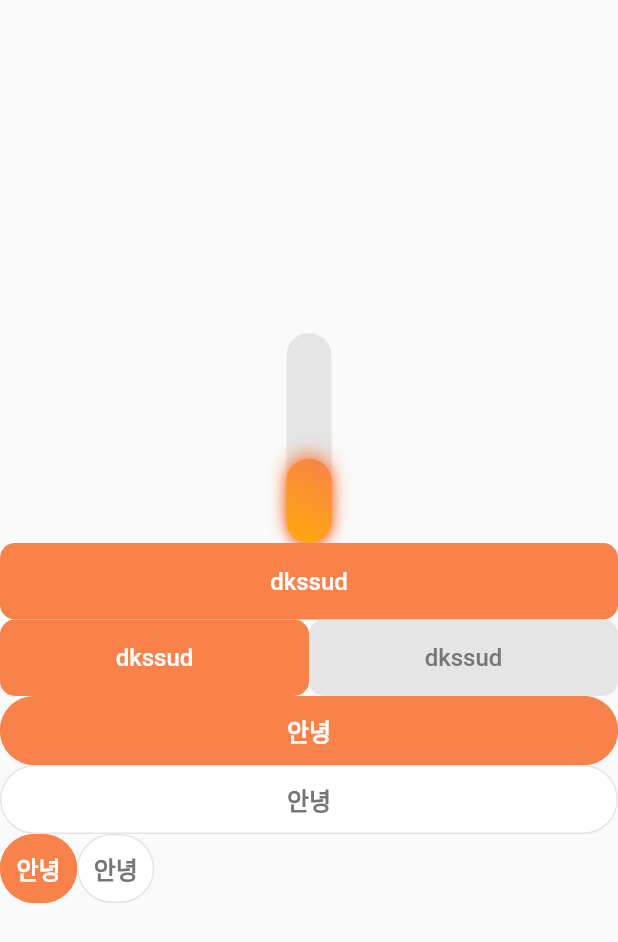
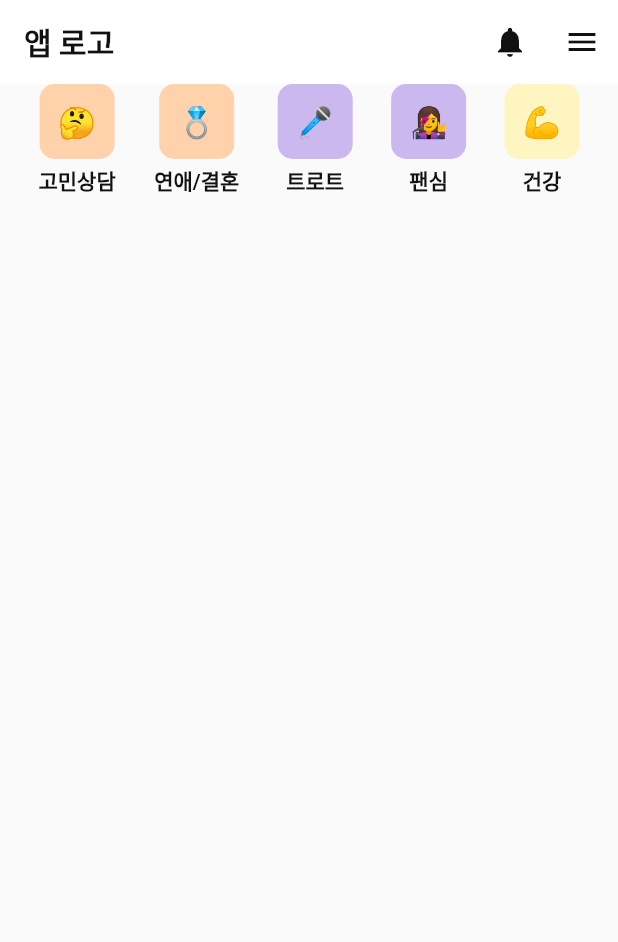
Before and after one commit to dosilv/talk-project, a Flutter app: the screen it shows after launch, on a phone screen of 412 x 824 dp. Shown: the top 942 px of the screen. Run offline on Flutter 3.47's test engine with Material 2 defaults, Android fonts, the phone set to English and light mode, and no system bars; our stand-ins replace get; Roboto replaces fonts that are missing (Noto Sans KR).

Commit message:
Feature : interest_box, page_app_bar, main_app_bar 생성
- 그외 : ICON_YELLOW 컬러 추가

```diff
--- a/lib/theme/color.dart
+++ b/lib/theme/color.dart
@@ -13,5 +13,6 @@ const ICON_GREEN = Color(0xffbaefe8);
 const ICON_BLUE = Color(0xffb8dcef);
 const ICON_ORANGE = Color(0xffffd2ac);
 const ICON_PURPLE = Color(0xffcbb8ef);
+const ICON_YELLOW = Color(0xffFFF5C1);
 const BLACK = Color(0xff111111);
 const WHITE = Color(0xffFFFFFF);
--- a/lib/ui/home/home.dart
+++ b/lib/ui/home/home.dart
@@ -27,8 +27,6 @@ class _HomeState extends State<Home> {
 
   @override
   Widget build(BuildContext context) {
-    return Scaffold(
-      body: WidgetDemo(),
-    );
+    return WidgetDemo();
   }
 }
--- /dev/null
+++ b/lib/ui/widget/interest_box.dart
@@ -0,0 +1,88 @@
+import 'package:flutter/material.dart';
+import 'package:humilylab_talk/theme/color.dart';
+
+List<Map> INTEREST_LIST = [
+  {'id': 0, 'title': '자유', 'icon': '😆', 'color': ICON_ORANGE},
+  {'id': 1, 'title': '고민상담', 'icon': '🤔', 'color': ICON_ORANGE},
+  {'id': 2, 'title': '직장', 'icon': '💼', 'color': ICON_ORANGE},
+  {'id': 3, 'title': '연애/결혼', 'icon': '💍', 'color': ICON_ORANGE},
+  {'id': 4, 'title': '야구', 'icon': '⚾️ ', 'color': ICON_GREEN},
+  {'id': 5, 'title': '축구', 'icon': '⚽️', 'color': ICON_GREEN},
+  {'id': 6, 'title': '등산', 'icon': '⛰', 'color': ICON_GREEN},
+  {'id': 7, 'title': '캠핑', 'icon': '🏕', 'color': ICON_GREEN},
+  {'id': 8, 'title': '골프', 'icon': '⛳️', 'color': ICON_GREEN},
+  {'id': 9, 'title': '영화', 'icon': '🍿', 'color': ICON_PURPLE},
+  {'id': 10, 'title': '드라마', 'icon': '🎬', 'color': ICON_PURPLE},
+  {'id': 11, 'title': '트로트', 'icon': '🎤', 'color': ICON_PURPLE},
+  {'id': 12, 'title': '팬심', 'icon': '👩‍🎤', 'color': ICON_PURPLE},
+  {'id': 13, 'title': '건강', 'icon': '💪', 'color': ICON_YELLOW},
+  {'id': 14, 'title': '육아', 'icon': '🍼', 'color': ICON_YELLOW},
+  {'id': 15, 'title': '다이어트', 'icon': '🥗', 'color': ICON_YELLOW},
+  {'id': 16, 'title': '맛집/술', 'icon': '🍽', 'color': ICON_YELLOW},
+  {'id': 17, 'title': '쇼핑', 'icon': '🛍', 'color': ICON_RED},
+  {'id': 18, 'title': '뷰티', 'icon': '💄', 'color': ICON_RED},
+  {'id': 19, 'title': '주식/투자', 'icon': '📈 ', 'color': ICON_BLUE},
+  {'id': 20, 'title': '책', 'icon': '📚', 'color': ICON_BLUE},
+];
+
+class InterestBoxList extends StatelessWidget {
+  final List<int> interestList;
+  const InterestBoxList({Key? key, required this.interestList})
+      : super(key: key);
+
+  @override
+  Widget build(BuildContext context) {
+    List filteredList = INTEREST_LIST
+        .where((item) => interestList.contains(item['id']))
+        .toList();
+
+    return Row(
+        mainAxisAlignment: MainAxisAlignment.spaceEvenly,
+        children: List.generate(
+            5,
+            (idx) => filteredList.length > idx
+                ? InterestBox(
+                    title: filteredList[idx]['title'],
+                    icon: filteredList[idx]['icon'],
+                    color: filteredList[idx]['color'])
+                : const SizedBox(
+                    width: 50,
+                  )));
+  }
+}
+
+class InterestBox extends StatelessWidget {
+  final String title;
+  final String icon;
+  final Color color;
+
+  const InterestBox(
+      {Key? key, required this.title, required this.icon, required this.color})
+      : super(key: key);
+
+  @override
+  Widget build(BuildContext context) {
+    return Column(children: [
+      Container(
+        width: 50,
+        height: 50,
+        alignment: Alignment.center,
+        child: Text(
+          icon,
+          style: const TextStyle(fontSize: 20),
+        ),
+        decoration: BoxDecoration(
+          color: color,
+          borderRadius: BorderRadius.circular(10),
+        ),
+      ),
+      const SizedBox(
+        height: 4,
+      ),
+      Text(
+        title,
+        style: const TextStyle(fontSize: 14, fontWeight: FontWeight.w700),
+      ),
+    ]);
+  }
+}
--- /dev/null
+++ b/lib/ui/widget/main_app_bar.dart
@@ -0,0 +1,39 @@
+import 'package:flutter/material.dart';
+import 'package:humilylab_talk/theme/color.dart';
+
+class MainAppBar extends StatelessWidget implements PreferredSizeWidget {
+  final AppBar appBar;
+
+  const MainAppBar({
+    Key? key,
+    required this.appBar,
+  }) : super(key: key);
+
+  @override
+  Size get preferredSize => Size.fromHeight(appBar.preferredSize.height);
+
+  @override
+  Widget build(BuildContext context) {
+    return AppBar(
+      centerTitle: false,
+      title: Text('앱 로고', style: Theme.of(context).textTheme.headline3),
+      //TODO : 투명이 안되고 불투명 회색이 나온다..!
+      backgroundColor: WHITE,
+      elevation: 0.0,
+      actions: [
+        IconButton(
+          highlightColor: Colors.white24,
+          splashColor: Colors.transparent,
+          icon: const Icon(Icons.notifications, color: BLACK),
+          onPressed: () {},
+        ),
+        IconButton(
+          highlightColor: Colors.white24,
+          splashColor: Colors.transparent,
+          icon: const Icon(Icons.menu, color: BLACK),
+          onPressed: () {},
+        ),
+      ],
+    );
+  }
+}
--- /dev/null
+++ b/lib/ui/widget/page_app_bar.dart
@@ -0,0 +1,39 @@
+import 'package:flutter/material.dart';
+import 'package:get/get.dart';
+import 'package:humilylab_talk/theme/color.dart';
+
+class PageAppBar extends StatelessWidget implements PreferredSizeWidget {
+  final AppBar appBar;
+  final String title;
+
+  const PageAppBar({
+    Key? key,
+    required this.appBar,
+    required this.title,
+  }) : super(key: key);
+
+  @override
+  Size get preferredSize => Size.fromHeight(appBar.preferredSize.height);
+
+  @override
+  Widget build(BuildContext context) {
+    return AppBar(
+      leading: IconButton(
+        //TODO : 바탕이 흰 색이라 안보이지만 다크에선 보이니까..?
+        highlightColor: Colors.white24,
+        splashColor: Colors.transparent,
+        icon: const Icon(Icons.arrow_back, color: BLACK),
+        onPressed: () {
+          Get.back();
+        },
+      ),
+      backgroundColor: WHITE,
+      elevation: 0.3,
+      centerTitle: true,
+      title: Text(
+        title,
+        style: Theme.of(context).textTheme.headline3,
+      ),
+    );
+  }
+}
--- a/lib/ui/widget/widget_demo.dart
+++ b/lib/ui/widget/widget_demo.dart
@@ -1,5 +1,9 @@
 import 'package:flutter/material.dart';
+import 'package:get/get.dart';
 import 'package:humilylab_talk/ui/widget/default_button.dart';
+import 'package:humilylab_talk/ui/widget/interest_box.dart';
+import 'package:humilylab_talk/ui/widget/main_app_bar.dart';
+import 'package:humilylab_talk/ui/widget/page_app_bar.dart';
 import 'package:humilylab_talk/ui/widget/round_button.dart';
 import 'package:humilylab_talk/ui/widget/thermometer.dart';
 
@@ -10,51 +14,18 @@ class WidgetDemo extends StatelessWidget {
 
   @override
   Widget build(BuildContext context) {
-    return Center(
-      child: Column(
-        mainAxisAlignment: MainAxisAlignment.center,
-        children: [
-          const Thermometer(
-              isVertical: false,
-              thickness: 30,
-              length: 140,
-              score: 36.5,
-              hasShadow: true),
-          DefaultButton(
-              text: 'dkssud',
-              activated: true,
-              onTap: () {
-                print('ddd');
-              }),
-          Row(
-            children: [
-              Expanded(
-                child: DefaultButton(
-                    text: 'dkssud',
-                    activated: true,
-                    onTap: () {
-                      print('ddd');
-                    }),
-              ),
-              Expanded(
-                child: DefaultButton(
-                    text: 'dkssud',
-                    activated: false,
-                    onTap: () {
-                      print('ddd');
-                    }),
-              ),
-            ],
-          ),
-          RoundButton(activated: true, onTap: () {}, text: '안녕'),
-          RoundButton(activated: false, onTap: () {}, text: '안녕'),
-          Row(
-            children: [
-              RoundButton(activated: true, onTap: () {}, text: '안녕'),
-              RoundButton(activated: false, onTap: () {}, text: '안녕')
-            ],
-          )
-        ],
+    return Scaffold(
+      appBar: MainAppBar(
+        appBar: AppBar(),
+      ),
+      // appBar: PageAppBar(
+      //   appBar: AppBar(),
+      //   title: "대화방 만들기",
+      // ),
+      body: Center(
+        child: InterestBoxList(
+          interestList: [3, 13, 12, 11, 1],
+        ),
       ),
     );
   }
```
Also changed, not shown: 1 other file.
